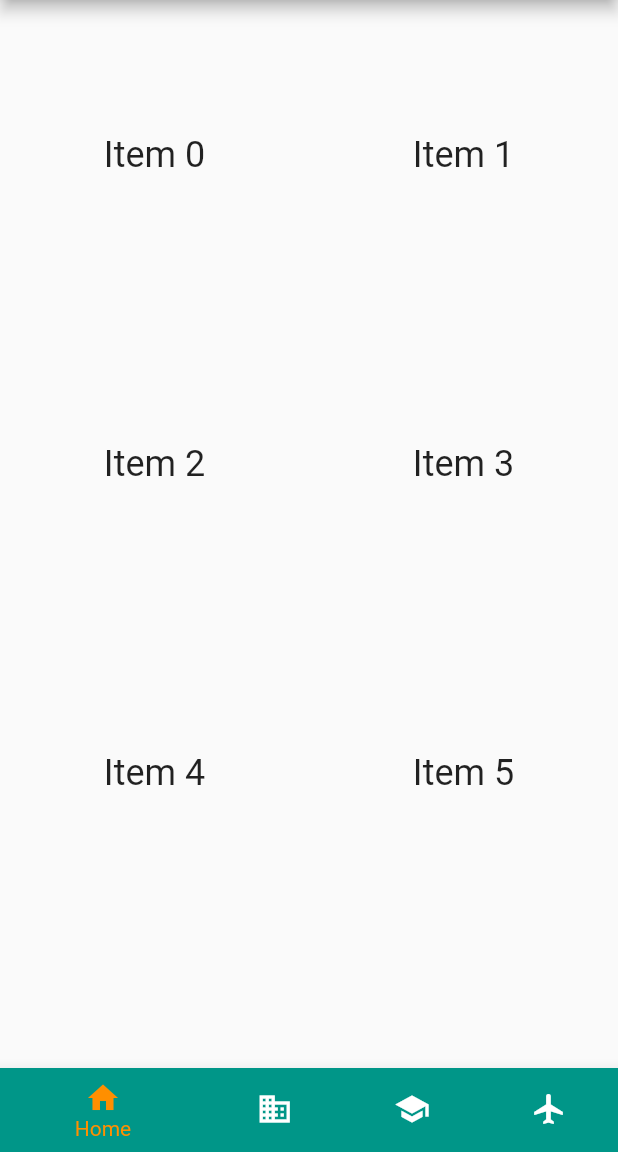
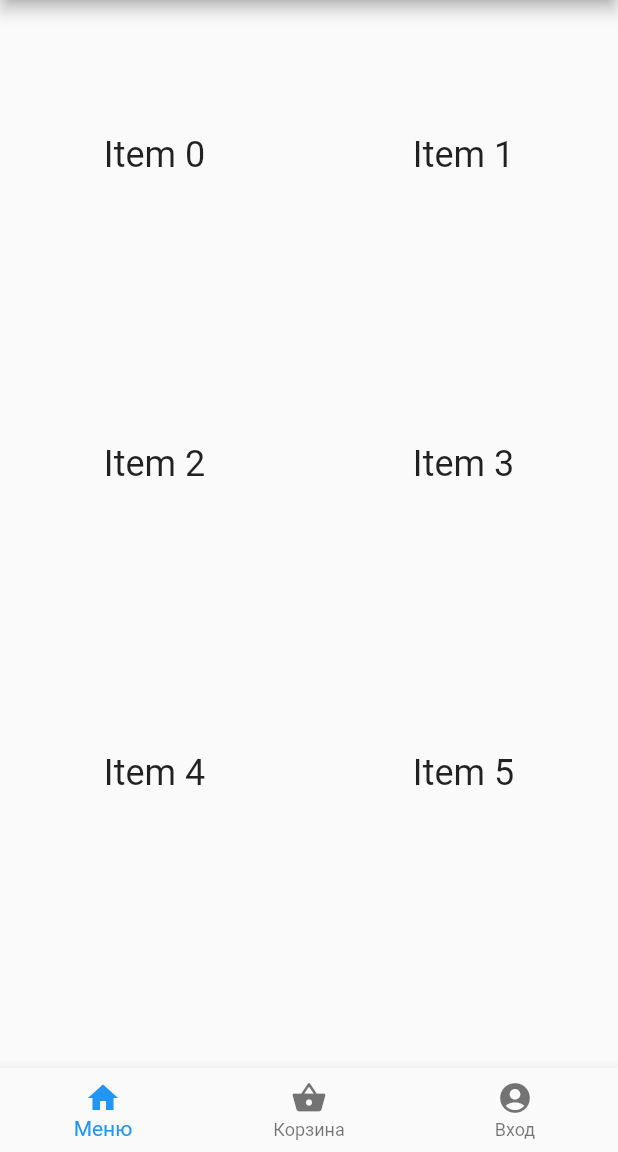
Before and after one commit to chodex-xyz/flutter-demo, a Flutter app: the screen it shows after launch, on a phone screen of 412 x 824 dp, the part 84-1236 px from its top. Run offline on Flutter 3.47's test engine with Material 2 defaults, Android fonts, the light colour scheme and no system bars; our stand-ins replace dio.

Commit message:
make some clean

```diff
--- a/lib/basket.dart
+++ b/lib/basket.dart
@@ -1,4 +1,6 @@
 import 'package:flutter/material.dart';
+
+import 'navigation.dart';
 
 class BasketWidget extends StatelessWidget {
   @override
@@ -16,6 +18,7 @@ class BasketWidget extends StatelessWidget {
           child: Text('Go back!'),
         ),
       ),
+      bottomNavigationBar: NavigationWidget(),
     );
   }
 }
--- a/lib/login.dart
+++ b/lib/login.dart
@@ -1,6 +1,8 @@
 import 'package:flutter/material.dart';
 import 'package:dio/dio.dart';
 import 'package:http/http.dart' as http;
+
+import 'navigation.dart';
 
 class LoginWidget extends StatefulWidget {
   @override
@@ -94,6 +96,7 @@ class _LoginWidgetState extends State<LoginWidget> {
           ),
         ),
       ),
+      bottomNavigationBar: NavigationWidget(),
     );
   }
 }
--- a/lib/menu.dart
+++ b/lib/menu.dart
@@ -1,18 +1,8 @@
 import 'package:flutter/material.dart';
 
-class Destination {
-  const Destination(this.title, this.icon, this.color);
-  final String title;
-  final IconData icon;
-  final MaterialColor color;
-}
+import 'navigation.dart';
 
-const List<Destination> allDestinations = <Destination>[
-  Destination('Home', Icons.home, Colors.teal),
-  Destination('Business', Icons.business, Colors.cyan),
-  Destination('School', Icons.school, Colors.orange),
-  Destination('Flight', Icons.flight, Colors.blue)
-];
+
 
 class MenuWidget extends StatelessWidget {
   @override
@@ -35,18 +25,7 @@ class MenuWidget extends StatelessWidget {
           );
         }),
       ),
-      bottomNavigationBar: BottomNavigationBar(
-        onTap: (int index) {
-          print(index);
-        },
-        items: allDestinations.map((Destination destination) {
-          return BottomNavigationBarItem(
-              icon: Icon(destination.icon),
-              backgroundColor: destination.color,
-              title: Text(destination.title));
-        }).toList(),
-        selectedItemColor: Colors.amber[800],
-      ),
+      bottomNavigationBar: NavigationWidget(),
     );
   }
 }
--- /dev/null
+++ b/lib/navigation.dart
@@ -0,0 +1,35 @@
+import 'package:flutter/material.dart';
+
+class Destination {
+  const Destination(this.title, this.icon, this.color, this.path);
+  final String title;
+  final IconData icon;
+  final MaterialColor color;
+  final String path;
+}
+
+const List<Destination> allDestinations = <Destination>[
+  Destination('Меню', Icons.home, Colors.teal, '/category'),
+  // Destination('Доставка', Icons.landscape, Colors.cyan, '/delivery'),
+  Destination('Корзина', Icons.shopping_basket, Colors.orange, '/basket'),
+  Destination('Вход', Icons.account_circle, Colors.blue, '/login')
+];
+
+class NavigationWidget extends StatelessWidget {
+  @override
+  Widget build(BuildContext context) {
+    return BottomNavigationBar(
+      onTap: (int index) {
+        Navigator.pushNamed(context, allDestinations[index].path);
+      },
+      items: allDestinations.map((Destination destination) {
+        return BottomNavigationBarItem(
+            icon: Icon(destination.icon),
+            backgroundColor: destination.color,
+            title: Text(destination.title)
+        );
+      }).toList(),
+      // selectedItemColor: Colors.amber[800],
+    );
+  }
+}
```
Also changed, not shown: lib/category.dart (+13 -14 lines), lib/delivery.dart (+11 -1 lines).
